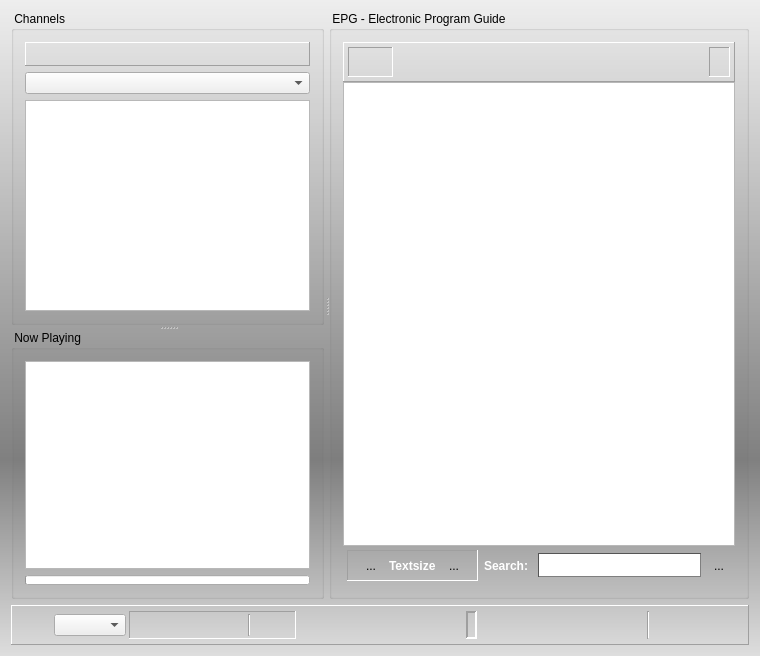
First picture: the form in vlc-record/forms/recorder.ui, repository code-google-com/vlc-record, before the edit.
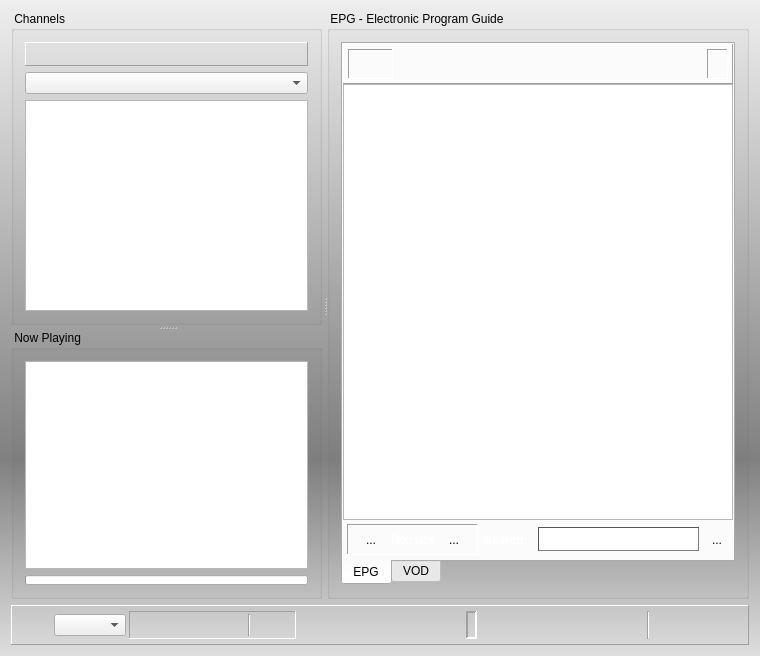
Second picture: the form after the edit. Icons and pictures are not drawn. Custom widgets are drawn as their Qt base class.

```diff
--- a/vlc-record/forms/recorder.ui
+++ b/vlc-record/forms/recorder.ui
@@ -211,6 +211,25 @@
       </property>
       <layout class="QVBoxLayout" name="verticalLayout_5">
        <item>
+        <widget class="QTabWidget" name="tabEpgVod">
+         <property name="tabPosition">
+          <enum>QTabWidget::South</enum>
+         </property>
+         <property name="currentIndex">
+          <number>0</number>
+         </property>
+         <widget class="QWidget" name="epgTab">
+          <attribute name="title">
+           <string>EPG</string>
+          </attribute>
+          <layout class="QVBoxLayout" name="verticalLayout_6">
+           <property name="spacing">
+            <number>0</number>
+           </property>
+           <property name="margin">
+            <number>0</number>
+           </property>
+           <item>
         <layout class="QVBoxLayout" name="verticalLayout_2">
          <property name="spacing">
           <number>0</number>
@@ -535,6 +554,16 @@
           </widget>
          </item>
         </layout>
+           </item>
+          </layout>
+         </widget>
+         <widget class="QWidget" name="vodTab">
+          <attribute name="title">
+           <string>VOD</string>
+          </attribute>
+          <zorder></zorder>
+         </widget>
+        </widget>
        </item>
       </layout>
      </widget>
```
Lines whose indentation alone changed are shown as unchanged.
